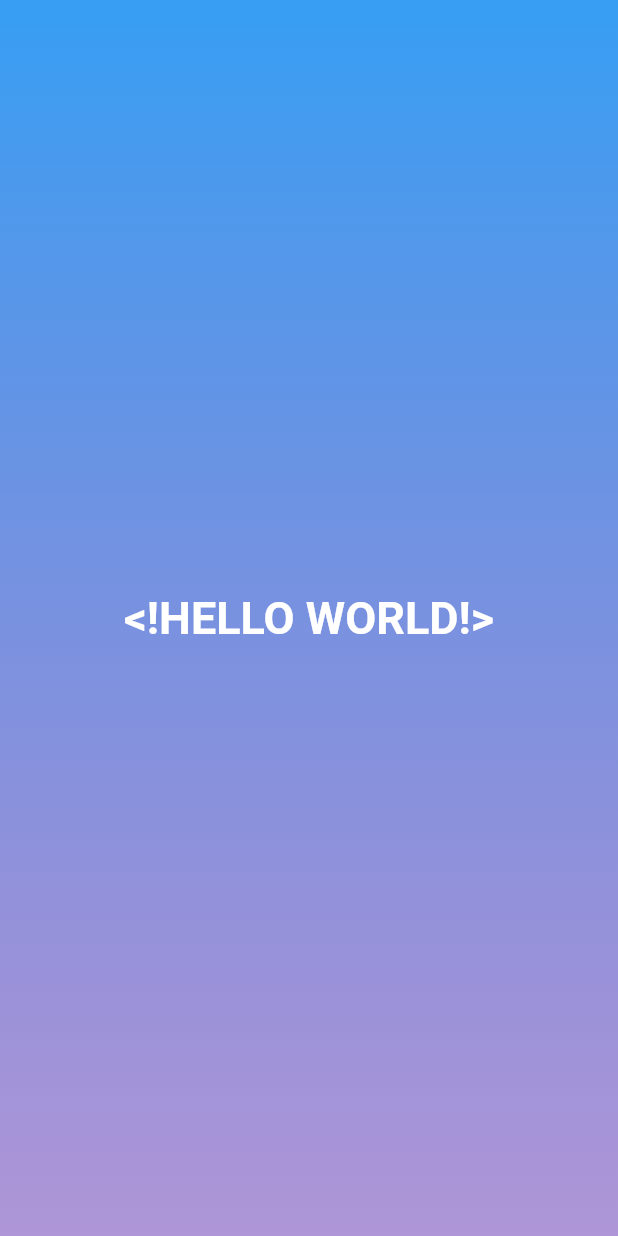
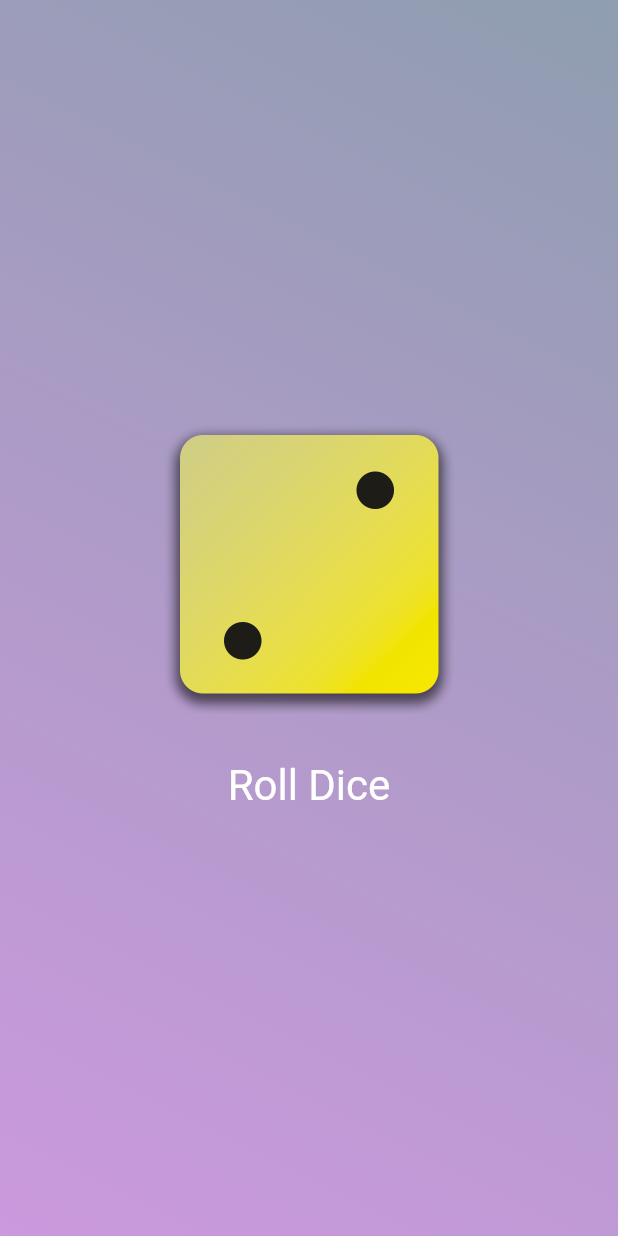
Before and after one commit to usmancynosure/Dice_Roll_in-flutter, a Flutter app: the screen it shows after launch, on a phone screen of 412 x 824 dp. Run offline on Flutter 3.47's test engine with Material 2 defaults, Android fonts, the phone set to English and light mode, and no system bars.

Commit message:
final commit

```diff
--- /dev/null
+++ b/lib/dice-roller.dart
@@ -0,0 +1,79 @@
+import 'package:first_app/textwidget.dart';
+import 'package:flutter/material.dart';
+import 'dart:math';
+
+//for code optimal
+final randomizer = Random();
+
+//using stateful widget you will always be work with two classes
+class DiceRoller extends StatefulWidget {
+  const DiceRoller({super.key});
+  //not add build method
+  @override
+  State<DiceRoller> createState() {
+    //state is a generic type->return the list
+    // TODO: implement createState
+    return _DiceRollerState();
+  }
+}
+
+class _DiceRollerState extends State<DiceRoller> {
+  var currentDiceRoll = 2;
+//function of rolldice
+  void Rolldice() {
+    setState(() {
+      //this will change the state
+      //this will re-execute the build method
+      //this will change the state of the widget
+      currentDiceRoll = randomizer.nextInt(6) + 1; //<>1 to 6<>
+    });
+
+    //this will not chnage the state -->because this will not re-execute the build method
+    //to solve this use the setstate method
+    print("dice roll change");
+  }
+
+  Widget build(context) {
+    return Column(
+      //mainAxissize->adjust the in centere otherwise they take all space
+      mainAxisSize: MainAxisSize.min,
+
+      children: [
+        Image.asset(
+          "assests/images/dice-$currentDiceRoll.png",
+          width: 200,
+        ),
+        //for spacing between image and text add the box widget
+        const SizedBox(
+          height: 23,
+        ),
+        TextButton(
+          onPressed: Rolldice,
+          style: TextButton.styleFrom(
+            //space between widgets--->edgeinsert.all-->means space from all sides
+
+            // padding: const EdgeInsets.only(
+            //   top: 25,
+            // ),
+            foregroundColor: Colors.white,
+            textStyle: const TextStyle(
+              fontSize: 28,
+            ),
+          ),
+          child: const Text(
+            "Roll Dice",
+          ),
+        ),
+        //padding
+        /*const Padding(
+          padding: EdgeInsets.only(
+            top: 100,
+          ),
+        ),
+        const Textwidget(
+          "play and enjoy",
+        ),*/
+      ],
+    );
+  }
+}
--- a/lib/gradient_container.dart
+++ b/lib/gradient_container.dart
@@ -1,25 +1,46 @@
+import 'package:first_app/dice-roller.dart';
 import 'package:flutter/material.dart';
 import 'package:first_app/textwidget.dart';
 
+const startAllignment = Alignment.topRight;
+//Alignment? startAlligment; //? because Allignment may be null or some value
+const endsAlignment = Alignment.bottomLeft;
+
 class GradientContainer extends StatelessWidget {
-  //constructor
-  const GradientContainer({super.key});
+  //attributes
+  final Color color1;
+  final Color color2;
+
+  //final List<color> colors;->this is also one approach
+  //default constructor
+  const GradientContainer(this.color1, this.color2, {super.key});
+
+  //multiple constructor
+  const GradientContainer.purples({super.key})
+      : color1 = const Color.fromARGB(111, 3, 38, 79),
+        color2 = const Color.fromARGB(102, 133, 8, 179);
+
   @override
   Widget build(context) {
     return Container(
       //place of const will be the higher posisble state
       //const is used to make the code faster
-      decoration: const BoxDecoration(
+      decoration: BoxDecoration(
         gradient: LinearGradient(
           colors: [
-            Color.fromARGB(133, 104, 58, 183),
-            Color.fromARGB(230, 33, 149, 243),
+            color1,
+            color2,
           ],
-          begin: Alignment.bottomCenter,
-          end: Alignment.topCenter,
+          begin: startAllignment,
+          end: endsAlignment,
         ),
       ),
-      child: const Center(child: Textwidget()),
+
+      child: const Center(
+        child:
+            //USE THE IMAGE INSTEAD OF TEXT
+            DiceRoller(),
+      ),
     );
   }
 }
--- a/lib/main.dart
+++ b/lib/main.dart
@@ -4,12 +4,16 @@ import 'package:first_app/gradient_container.dart';
 void main() {
   //we always use runapp to run the flutter app-->>
   //Runapp comes form flutter
+
+  //imput color gradient
+  const color1 = Color.fromARGB(149, 0, 46, 212);
+  const color2 = Color.fromARGB(223, 0, 148, 212);
   runApp(
     const MaterialApp(
       home: Scaffold(
-        //backgroundColor: Colors.lightBlue,
-        body: GradientContainer(),
-      ),
+          //backgroundColor: Colors.lightBlue,
+          body: //GradientContainer(color1,color2),
+              GradientContainer.purples()),
     ),
   );
 }
--- a/lib/textwidget.dart
+++ b/lib/textwidget.dart
@@ -1,18 +1,24 @@
 import 'package:flutter/material.dart';
 
 class Textwidget extends StatelessWidget {
+  //properties/attributes
+  final String text;
+
   //constructor
-  const Textwidget({super.key});
+  const Textwidget(String text, {super.key}) : this.text = text;
+
   @override
   Widget build(context) {
-    return const Text(
-      "<!HELLO WORLD!>",
+    return Text(
+      text,
       //use configuration to style the app
-      style: TextStyle(
+      style: const TextStyle(
         fontSize: 30,
         fontWeight: FontWeight.bold,
-        color: Colors.white,
+        color: Color.fromARGB(124, 208, 218, 11),
       ),
     );
   }
 }
+//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
+//ghp_cLnVDCmtta4qHnP2KnuIbTz0b6QPrL1YBn
```
Also changed, not shown: pubspec.yaml (+9 -7 lines), assests/images/dice-1.png (added), assests/images/dice-2.png (added), assests/images/dice-3.png (added), assests/images/dice-4.png (added), assests/images/dice-5.png (added), assests/images/dice-6.png (added).
